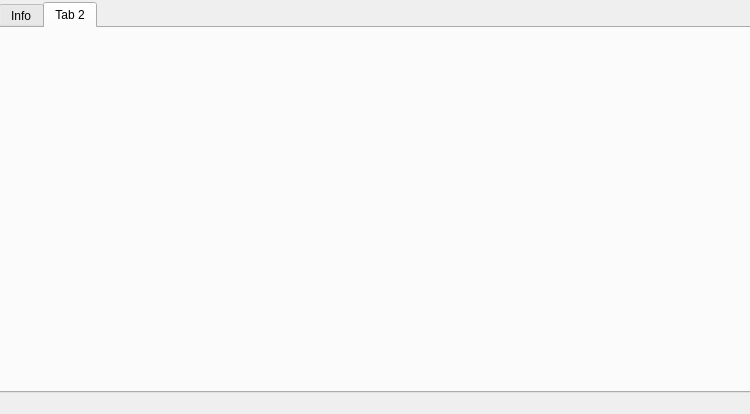
This is ui/main.ui in DeSullyMan3/Link2 as Qt 5 draws it before an edit. The edited form follows.
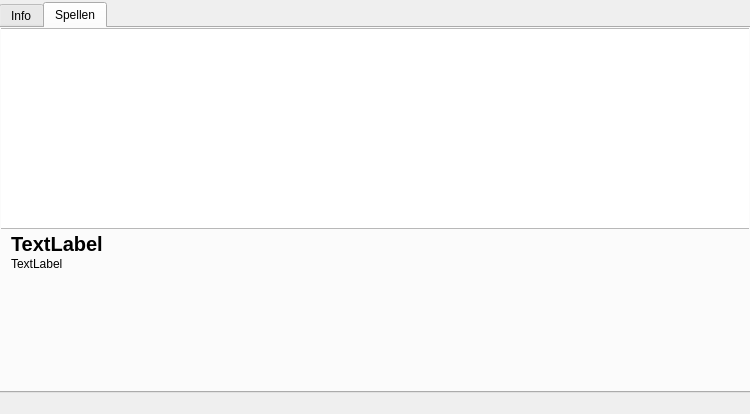
This is the edited form. The open tabs and pages were chosen to show the change. Icons and pictures are not drawn.

Commit message: some game menu additions and stuff

```diff
--- a/ui/main.ui
+++ b/ui/main.ui
@@ -139,10 +139,73 @@
       </property>
      </widget>
     </widget>
-    <widget class="QWidget" name="tab_2">
+    <widget class="QWidget" name="games">
+     <property name="font">
+      <font>
+       <pointsize>9</pointsize>
+       <bold>false</bold>
+      </font>
+     </property>
      <attribute name="title">
-      <string>Tab 2</string>
+      <string>Spellen</string>
      </attribute>
+     <widget class="QListWidget" name="game_list">
+      <property name="enabled">
+       <bool>true</bool>
+      </property>
+      <property name="geometry">
+       <rect>
+        <x>-1</x>
+        <y>0</y>
+        <width>751</width>
+        <height>201</height>
+       </rect>
+      </property>
+      <property name="font">
+       <font>
+        <pointsize>15</pointsize>
+        <bold>true</bold>
+       </font>
+      </property>
+     </widget>
+     <widget class="QLabel" name="title">
+      <property name="geometry">
+       <rect>
+        <x>10</x>
+        <y>190</y>
+        <width>711</width>
+        <height>51</height>
+       </rect>
+      </property>
+      <property name="font">
+       <font>
+        <pointsize>15</pointsize>
+        <bold>true</bold>
+       </font>
+      </property>
+      <property name="text">
+       <string>TextLabel</string>
+      </property>
+     </widget>
+     <widget class="QLabel" name="author">
+      <property name="geometry">
+       <rect>
+        <x>10</x>
+        <y>210</y>
+        <width>711</width>
+        <height>51</height>
+       </rect>
+      </property>
+      <property name="font">
+       <font>
+        <pointsize>9</pointsize>
+        <bold>false</bold>
+       </font>
+      </property>
+      <property name="text">
+       <string>TextLabel</string>
+      </property>
+     </widget>
     </widget>
    </widget>
   </widget>
```
Left out of the diff: 45 changed lines with no effect on the pictures. The commit also changes 13 other files.
